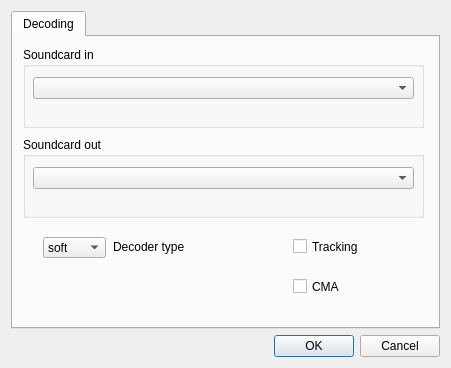
The window that JDSCA/gui_classes/settingsdialog.ui (jontio/JDSCA) describes before a commit, drawn with Qt 5.
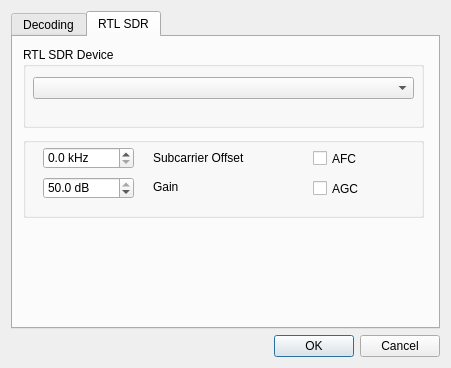
The same window after the commit. The open tabs and pages were chosen to show the change.

What changed in the file:
```diff
--- a/JDSCA/gui_classes/settingsdialog.ui
+++ b/JDSCA/gui_classes/settingsdialog.ui
@@ -54,7 +54,7 @@
         </rect>
        </property>
        <property name="title">
-        <string>Soundcard in</string>
+        <string>Source</string>
        </property>
        <widget class="QComboBox" name="comboBoxsoundcard">
         <property name="geometry">
@@ -153,6 +153,149 @@
        </property>
       </widget>
      </widget>
+     <widget class="QWidget" name="tab_sdr">
+      <attribute name="title">
+       <string>RTL SDR</string>
+      </attribute>
+      <widget class="QGroupBox" name="groupBox_7">
+       <property name="geometry">
+        <rect>
+         <x>10</x>
+         <y>10</y>
+         <width>401</width>
+         <height>81</height>
+        </rect>
+       </property>
+       <property name="title">
+        <string>RTL SDR Device</string>
+       </property>
+       <widget class="QComboBox" name="comboRTLDevices">
+        <property name="geometry">
+         <rect>
+          <x>10</x>
+          <y>30</y>
+          <width>381</width>
+          <height>22</height>
+         </rect>
+        </property>
+       </widget>
+      </widget>
+      <widget class="QGroupBox" name="groupBox_8">
+       <property name="geometry">
+        <rect>
+         <x>10</x>
+         <y>100</y>
+         <width>401</width>
+         <height>81</height>
+        </rect>
+       </property>
+       <property name="title">
+        <string/>
+       </property>
+       <widget class="QCheckBox" name="checkBox_rtl_afc">
+        <property name="geometry">
+         <rect>
+          <x>290</x>
+          <y>12</y>
+          <width>91</width>
+          <height>19</height>
+         </rect>
+        </property>
+        <property name="text">
+         <string>AFC</string>
+        </property>
+       </widget>
+       <widget class="QCheckBox" name="checkBox_rtl_agc">
+        <property name="geometry">
+         <rect>
+          <x>290</x>
+          <y>42</y>
+          <width>91</width>
+          <height>19</height>
+         </rect>
+        </property>
+        <property name="text">
+         <string>AGC</string>
+        </property>
+       </widget>
+       <widget class="QDoubleSpinBox" name="doubleSpinBox_rtl_gain">
+        <property name="geometry">
+         <rect>
+          <x>20</x>
+          <y>40</y>
+          <width>91</width>
+          <height>22</height>
+         </rect>
+        </property>
+        <property name="suffix">
+         <string> dB</string>
+        </property>
+        <property name="decimals">
+         <number>1</number>
+        </property>
+        <property name="maximum">
+         <double>50.000000000000000</double>
+        </property>
+        <property name="value">
+         <double>50.000000000000000</double>
+        </property>
+       </widget>
+       <widget class="QLabel" name="label_2">
+        <property name="geometry">
+         <rect>
+          <x>130</x>
+          <y>13</y>
+          <width>151</width>
+          <height>16</height>
+         </rect>
+        </property>
+        <property name="text">
+         <string>Subcarrier Offset</string>
+        </property>
+       </widget>
+       <widget class="QLabel" name="label_3">
+        <property name="geometry">
+         <rect>
+          <x>130</x>
+          <y>42</y>
+          <width>101</width>
+          <height>16</height>
+         </rect>
+        </property>
+        <property name="text">
+         <string>Gain</string>
+        </property>
+       </widget>
+       <widget class="QDoubleSpinBox" name="doubleSpinBox_rtl_subcarrier_freq_offset">
+        <property name="geometry">
+         <rect>
+          <x>20</x>
+          <y>10</y>
+          <width>91</width>
+          <height>22</height>
+         </rect>
+        </property>
+        <property name="suffix">
+         <string> kHz</string>
+        </property>
+        <property name="decimals">
+         <number>1</number>
+        </property>
+        <property name="minimum">
+         <double>0.000000000000000</double>
+        </property>
+        <property name="maximum">
+         <double>99.000000000000000</double>
+        </property>
+        <property name="singleStep">
+         <double>1.000000000000000</double>
+        </property>
+        <property name="value">
+         <double>0.000000000000000</double>
+        </property>
+       </widget>
+      </widget>
+     </widget>
     </widget>
    </item>
    <item>
```
